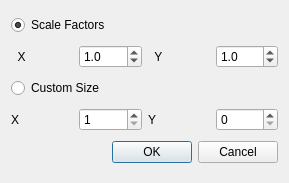
Old version of the form resizedialog.ui in the repository mbobowsk/DarQwin.
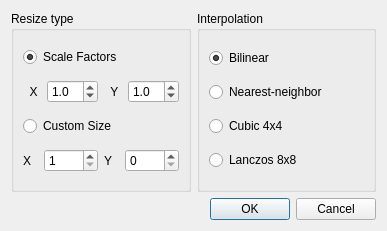
New version of the form.

Commit message: Ulepszony resize i szum.

```diff
--- a/resizedialog.ui
+++ b/resizedialog.ui
@@ -6,14 +6,20 @@
    <rect>
     <x>0</x>
     <y>0</y>
-    <width>289</width>
-    <height>183</height>
+    <width>387</width>
+    <height>231</height>
    </rect>
   </property>
   <property name="windowTitle">
    <string>Resize Image</string>
   </property>
-  <layout class="QGridLayout" name="gridLayout">
+  <layout class="QGridLayout" name="gridLayout_3">
+   <item row="0" column="0">
+    <widget class="QGroupBox" name="groupBox_2">
+     <property name="title">
+      <string>Resize type</string>
+     </property>
+     <layout class="QGridLayout" name="gridLayout_2">
    <item row="0" column="0">
     <widget class="QRadioButton" name="scaleButton">
      <property name="text">
@@ -122,7 +128,50 @@
      </item>
     </layout>
    </item>
-   <item row="4" column="0">
+     </layout>
+    </widget>
+   </item>
+   <item row="0" column="1">
+    <widget class="QGroupBox" name="groupBox">
+     <property name="title">
+      <string>Interpolation</string>
+     </property>
+     <layout class="QGridLayout" name="gridLayout">
+      <item row="0" column="0">
+       <widget class="QRadioButton" name="bilinearButton">
+        <property name="text">
+         <string>Bilinear</string>
+        </property>
+        <property name="checked">
+         <bool>true</bool>
+        </property>
+       </widget>
+      </item>
+      <item row="1" column="0">
+       <widget class="QRadioButton" name="nearestButton">
+        <property name="text">
+         <string>Nearest-neighbor</string>
+        </property>
+       </widget>
+      </item>
+      <item row="2" column="0">
+       <widget class="QRadioButton" name="cubicButton">
+        <property name="text">
+         <string>Cubic 4x4</string>
+        </property>
+       </widget>
+      </item>
+      <item row="3" column="0">
+       <widget class="QRadioButton" name="lanczosButton">
+        <property name="text">
+         <string>Lanczos 8x8</string>
+        </property>
+       </widget>
+      </item>
+     </layout>
+    </widget>
+   </item>
+   <item row="1" column="0" colspan="2">
     <widget class="QDialogButtonBox" name="buttonBox">
      <property name="orientation">
       <enum>Qt::Horizontal</enum>
```
Lines whose indentation alone changed are shown as unchanged. The commit also changes 10 other files.
